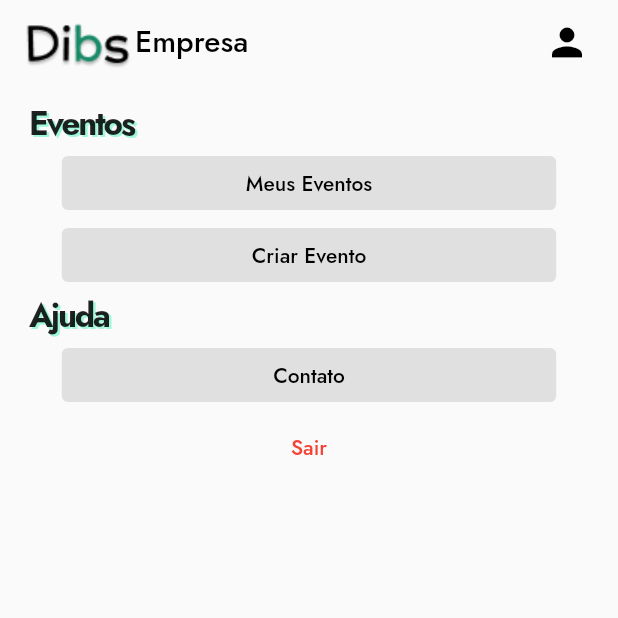
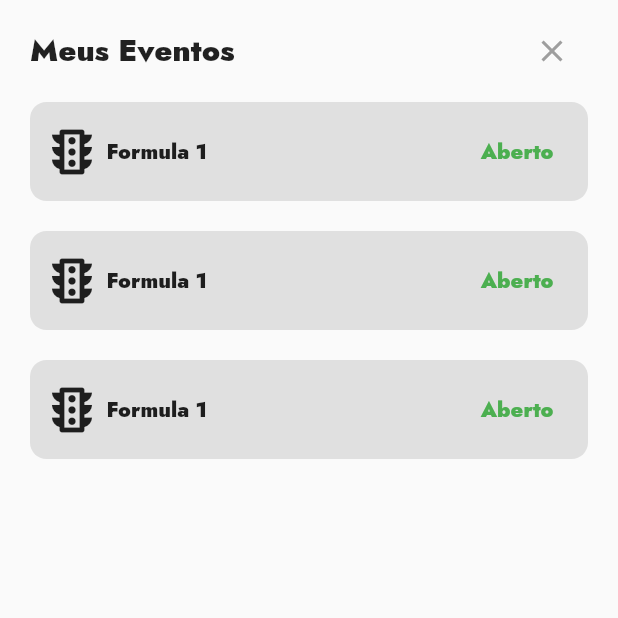
Before and after one commit to MatheusAGomes/dibs, a Flutter app: the screen it shows after launch, after a tap on "Meus Eventos", on a phone screen of 412 x 824 dp, the top half of it. Run offline on Flutter 3.47's test engine with Material 2 defaults, Android fonts, the phone set to English and light mode, and no system bars; drawn by our look-alikes of loader_overlay; our stand-ins replace animated_toggle_switch, dio, fluttertoast, google_fonts, jwt_decoder, pretty_dio_logger and 2 more; missing offline and left inert: validatorless; generated files the repository leaves out were written again; project files that could hold a hidden picture were left out.

Commit message:
Meus Eventos empresa

```diff
--- a/lib/private/mainEmpresa.dart
+++ b/lib/private/mainEmpresa.dart
@@ -19,6 +19,7 @@ import '../../models/auth.dart';
 
 import '../widget/modalPerfil.dart';
 import '../widget/modalMeusCartoes.dart';
+import 'meusEventosEmpresaScreen.dart';
 import 'minhaEmpresa.dart';
 
 class MainEmpresa extends StatefulWidget {
@@ -86,7 +87,13 @@ class _MainEmpresaState extends State<MainEmpresa> {
                 SizedBox(
                     width: MediaQuery.of(context).size.width * 0.8,
                     child: TextButton(
-                        onPressed: () {},
+                        onPressed: () {
+                          Navigator.push(
+                              context,
+                              MaterialPageRoute(
+                                  builder: (context) =>
+                                      MeusEventosEmpresaScreen()));
+                        },
                         child: Text(
                           'Meus Eventos',
                           style: TextStyle(color: Colors.black),
--- /dev/null
+++ b/lib/private/meusEventosEmpresaScreen.dart
@@ -0,0 +1,125 @@
+import 'package:animated_toggle_switch/animated_toggle_switch.dart';
+import 'package:dibs/widget/bannerCategoria.dart';
+import 'package:dibs/widget/bannerMeuIngresso.dart';
+import 'package:dibs/widget/bannerPrincipal.dart';
+import 'package:dibs/widget/bannerSecundario.dart';
+import 'package:dio/dio.dart';
+import 'package:flutter/material.dart';
+import 'package:provider/provider.dart';
+import 'package:validatorless/validatorless.dart';
+
+import '../../../shared/constance/constance.dart';
+import '../../../shared/routes/routes.dart';
+
+import '../../../shared/service/colorService.dart';
+import '../../../shared/store.dart';
+import '../../models/auth.dart';
+
+class MeusEventosEmpresaScreen extends StatefulWidget {
+  MeusEventosEmpresaScreen({Key? key}) : super(key: key);
+
+  @override
+  State<MeusEventosEmpresaScreen> createState() =>
+      _MeusEventosEmpresaScreenState();
+}
+
+class _MeusEventosEmpresaScreenState extends State<MeusEventosEmpresaScreen> {
+  @override
+  void initState() {
+    super.initState();
+  }
+
+  @override
+  Widget build(BuildContext context) {
+    return Scaffold(
+      body: SafeArea(
+        child: Padding(
+          padding: EdgeInsets.symmetric(vertical: 10, horizontal: 20),
+          child: SingleChildScrollView(
+              child: Column(
+            children: [
+              Row(
+                mainAxisAlignment: MainAxisAlignment.spaceBetween,
+                children: [
+                  Text(
+                    'Meus Eventos',
+                    style: TextStyle(fontWeight: FontWeight.w900, fontSize: 20),
+                  ),
+                  IconButton(
+                      onPressed: () {
+                        Navigator.pop(context);
+                      },
+                      icon: Icon(
+                        Icons.close,
+                        color: Colors.grey,
+                      )),
+                ],
+              ),
+              SizedBox(
+                height: MediaQuery.of(context).size.height * 0.9,
+                child: ListView.builder(
+                  itemCount: 3,
+                  itemBuilder: (context, index) => InkWell(
+                    child: Padding(
+                      padding: EdgeInsets.symmetric(vertical: 10),
+                      child: Container(
+                        decoration: BoxDecoration(
+                          borderRadius: BorderRadiusDirectional.circular(11),
+                          color: Colors.grey.shade300,
+                        ),
+                        width: MediaQuery.of(context).size.width * 0.8,
+                        height: 66,
+                        child: Padding(
+                          padding: const EdgeInsets.all(8.0),
+                          child: Column(
+                              mainAxisAlignment: MainAxisAlignment.center,
+                              children: [
+                                Padding(
+                                  padding: const EdgeInsets.only(right: 15),
+                                  child: Row(
+                                    crossAxisAlignment:
+                                        CrossAxisAlignment.center,
+                                    mainAxisAlignment:
+                                        MainAxisAlignment.spaceBetween,
+                                    children: [
+                                      SizedBox(
+                                        width: 110,
+                                        child: Row(
+                                          mainAxisAlignment:
+                                              MainAxisAlignment.spaceBetween,
+                                          children: [
+                                            Icon(
+                                              Icons.traffic_outlined,
+                                              size: 40,
+                                            ),
+                                            Text(
+                                              'Formula 1',
+                                              style: TextStyle(
+                                                  fontWeight: FontWeight.w900),
+                                            ),
+                                          ],
+                                        ),
+                                      ),
+                                      Text(
+                                        'Aberto',
+                                        style: TextStyle(
+                                            fontWeight: FontWeight.w900,
+                                            color: Colors.green),
+                                      )
+                                    ],
+                                  ),
+                                )
+                              ]),
+                        ),
+                      ),
+                    ),
+                  ),
+                ),
+              ),
+            ],
+          )),
+        ),
+      ),
+    );
+  }
+}
```
